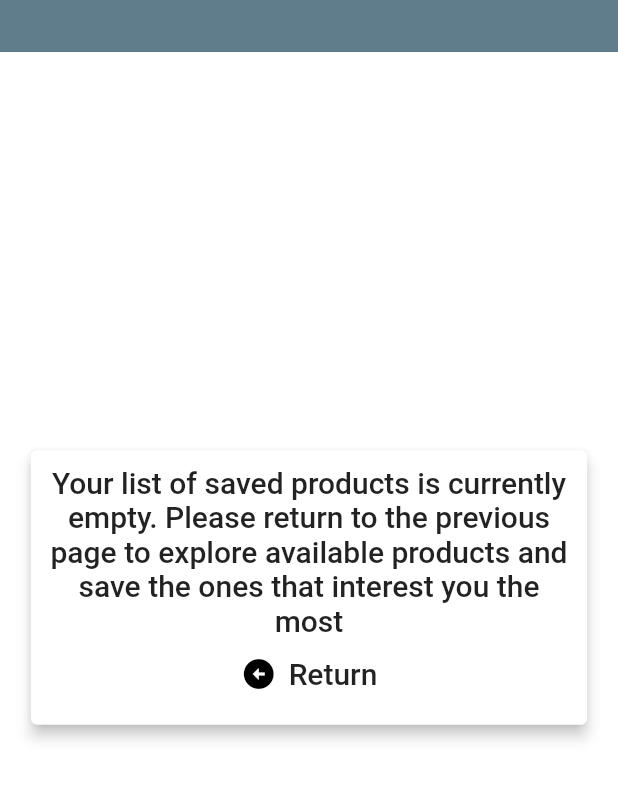
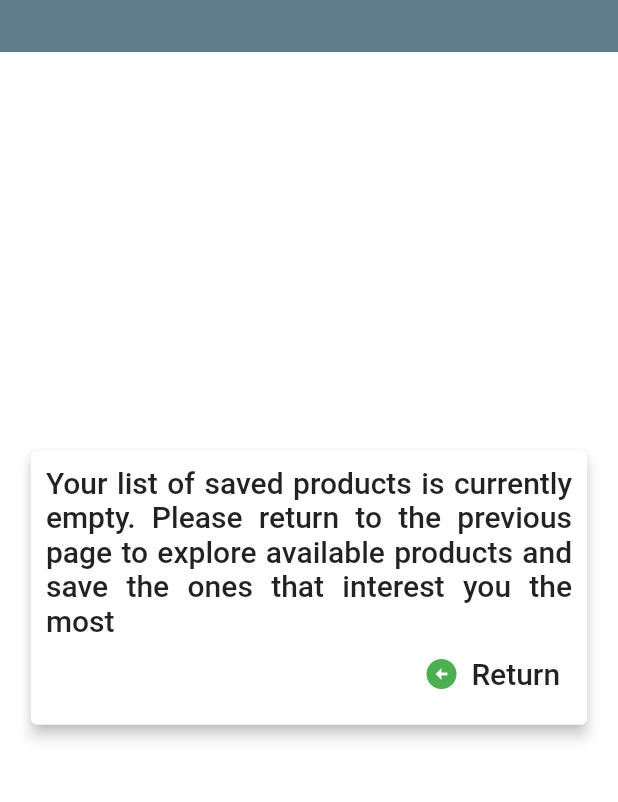
Before and after one commit to sergiogmv18/indt_product, a Flutter app: the DownloadedProductstScreen screen opened by its route, on a phone screen of 412 x 824 dp, the part 113-915 px from its top. Run offline on Flutter 3.47's test engine with Material 2 defaults, Android fonts, the phone set to English and light mode, and no system bars; our stand-ins replace carousel_slider, floor, get_it, i18n_extension, sidebarx, sqflite; accounts and stored records are empty; generated files the repository leaves out were written again; network calls fail.

Commit message:
change style of cards

```diff
--- a/lib/screen/product_donloaw_screen.dart
+++ b/lib/screen/product_donloaw_screen.dart
@@ -158,18 +158,22 @@ class _DownloadedProductstScreenState extends State<DownloadedProductstScreen> {
             Text(
               translate('your list of saved products is currently empty. Please return to the previous page to explore available products and save the ones that interest you the most'),
               style:Theme.of(context).textTheme.titleLarge!,
-              textAlign: TextAlign.center,
+              textAlign: TextAlign.justify,
             ),
-            TextButton.icon(
+            Container(
+              alignment: Alignment.centerRight,
+              child:TextButton.icon(
                 onPressed: (){
                 Navigator.of(context).pushNamedAndRemoveUntil('/', (route) => false);
                 },
-              icon: const Icon(Icons.arrow_circle_left),
+                icon:  Icon(Icons.arrow_circle_left, color: CustomColors.activeButtonColor,),
                 label:  Text(
                   translate('return'),
                   style:Theme.of(context).textTheme.titleLarge!
                 ),
               ),
+            )
+
           ],
         )
       )
```
Lines whose indentation alone changed are shown as unchanged.
